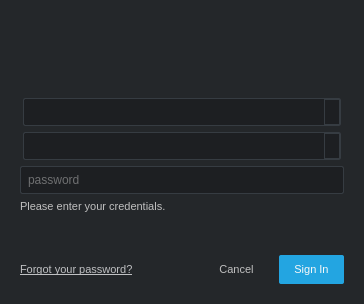
The window that python/tk-core/python/tank/authentication/resources/login_dialog.ui (shotgunsoftware/tk-framework-desktopstartup) describes before a commit, drawn with Qt 5.
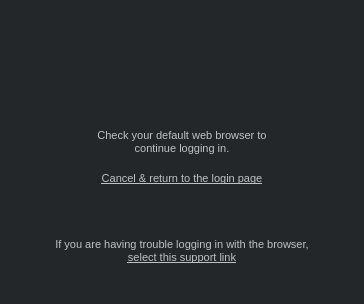
The same window after the commit. The open tabs and pages were chosen to show the change. Icons and pictures are not drawn. Custom widgets are drawn as their Qt base class.

```diff
--- a/python/tk-core/python/tank/authentication/resources/login_dialog.ui
+++ b/python/tk-core/python/tank/authentication/resources/login_dialog.ui
@@ -23,7 +23,7 @@
    <string notr="true">
 QWidget
 {
-    background-color:  rgb(36, 39, 42);
+    background-color: rgb(36, 39, 42);
     color: rgb(192, 192, 192);
     selection-background-color: rgb(168, 123, 43);
     selection-color: rgb(230, 230, 230);
@@ -33,25 +33,64 @@
 QPushButton
 {
     background-color: transparent;
+    border: 1px solid transparent;
     border-radius: 2px;
     padding: 8px;
     padding-left: 15px;
     padding-right: 15px;
 }
 
+QPushButton::menu-indicator {
+    subcontrol-position: right center;
+}
+
+QPushButton QMenu::item {
+    padding: 15px;
+    border: 1px solid transparent;
+}
+
+QPushButton QMenu::item:disabled {
+    color: rgb(160, 160, 160);
+    font-style: italic;
+}
+
+QPushButton QMenu::item:selected {
+    border-color: rgb(54, 60, 66);
+}
+
+QPushButton QMenu::item:pressed
+{
+    border-color: rgb(192, 192, 192);
+}
+
 QLineEdit, QComboBox
 {
     background-color: rgb(29, 31, 34);
     border: 1px solid rgb(54, 60, 66);
     border-radius: 2px;
     padding: 5px;
-     font-size: 12px;
+    font-size: 12px;
 }
 
 QComboBox
 {
-    margin-left: 3;
-    margin-right: 3
+    margin-left: 3px;
+    margin-right: 3px;
+}
+
+QPushButton:focus
+{
+    border-color: rgb(48, 167, 227);
+    outline: none;
+}
+
+QPushButton:hover {
+    border-color: rgb(54, 60, 66);
+}
+
+QPushButton:pressed
+{
+    border-color: rgb(192, 192, 192);
 }
 
 QComboBox:focus, QLineEdit:focus
@@ -65,17 +104,15 @@
 
 QComboBox:down-arrow {
     image: url(:/shotgun_authentication/down-arrow.png);
-
 }
 
-QLineEdit:Disabled {
+QLineEdit:disabled {
     background-color: rgb(60, 60, 60);
     color: rgb(160, 160, 160);
 }
 
 QComboBox::drop-down:disabled {
     border-width: 0px;
-
 }
 
 QComboBox::down-arrow:disabled {
@@ -85,7 +122,25 @@
 QComboBox::disabled {
     background-color: rgb(60, 60, 60);
     color: rgb(160, 160, 160);
-}</string>
+}
+
+QPushButton.main
+{
+    background-color: rgb(35, 165, 225);
+    border-color: rgb(36, 39, 42);
+    color: rgb(248, 248, 248);
+}
+
+QPushButton.main:focus, QPushButton.main:hover
+{
+    border-color: rgb(54, 60, 66);
+}
+
+QPushButton.main:pressed
+{
+    border-color: rgb(248, 248, 248);
+}
+</string>
   </property>
   <property name="modal">
    <bool>true</bool>
@@ -196,7 +251,7 @@
           <item>
            <widget class="QLabel" name="message">
             <property name="sizePolicy">
-             <sizepolicy hsizetype="Preferred" vsizetype="Fixed">
+             <sizepolicy hsizetype="Preferred" vsizetype="Expanding">
               <horstretch>0</horstretch>
               <verstretch>0</verstretch>
              </sizepolicy>
@@ -232,7 +287,7 @@
         </widget>
        </item>
        <item>
-        <layout class="QHBoxLayout" name="button_layout" stretch="0,1,0,0">
+        <layout class="QHBoxLayout" name="button_layout" stretch="0,0,1,0">
          <property name="spacing">
           <number>10</number>
          </property>
@@ -246,12 +301,6 @@
              <property name="cursor">
               <cursorShape>PointingHandCursor</cursorShape>
              </property>
-             <property name="styleSheet">
-              <string notr="true">QWidget
-{
-    color: rgb(192, 193, 195);
-}</string>
-             </property>
              <property name="text">
               <string>&lt;html&gt;&lt;head/&gt;&lt;body&gt;&lt;p&gt;&lt;a href=&quot;http://mystudio.shotgrid.autodesk.com/user/forgot_password&quot;&gt;&lt;span style=&quot; text-decoration: underline; color:#c0c1c3;&quot;&gt;Forgot your password?&lt;/span&gt;&lt;/a&gt;&lt;/p&gt;&lt;/body&gt;&lt;/html&gt;</string>
              </property>
@@ -281,28 +330,8 @@
            </property>
           </spacer>
          </item>
-         <item>
-          <widget class="QPushButton" name="cancel">
-           <property name="styleSheet">
-            <string notr="true"/>
-           </property>
-           <property name="text">
-            <string>Cancel</string>
-           </property>
-           <property name="autoDefault">
-            <bool>false</bool>
-           </property>
-           <property name="flat">
-            <bool>true</bool>
-           </property>
-          </widget>
-         </item>
          <item>
           <widget class="QPushButton" name="sign_in">
-           <property name="styleSheet">
-            <string notr="true">color: rgb(248, 248, 248);
-background-color: rgb(35, 165, 225);</string>
-           </property>
            <property name="text">
             <string>Sign In</string>
            </property>
@@ -678,6 +707,74 @@
        </item>
       </layout>
      </widget>
+     <widget class="QWidget" name="ulf2_page">
+      <layout class="QVBoxLayout" name="verticalLayout_2" stretch="0,0,0,0">
+       <property name="margin">
+        <number>20</number>
+       </property>
+       <item>
+        <widget class="QLabel" name="ulf2_msg">
+         <property name="sizePolicy">
+          <sizepolicy hsizetype="Preferred" vsizetype="Expanding">
+           <horstretch>0</horstretch>
+           <verstretch>0</verstretch>
+          </sizepolicy>
+         </property>
+         <property name="styleSheet">
+          <string notr="true">padding-left: 40px; padding-left: 40px;padding-right: 40px;</string>
+         </property>
+         <property name="text">
+          <string>Check your default web browser to continue logging in.</string>
+         </property>
+         <property name="alignment">
+          <set>Qt::AlignCenter</set>
+         </property>
+         <property name="wordWrap">
+          <bool>true</bool>
+         </property>
+        </widget>
+       </item>
+       <item>
+        <widget class="QLabel" name="ulf2_msg_back">
+         <property name="text">
+          <string>&lt;html&gt;&lt;head/&gt;&lt;body&gt;&lt;p&gt;&lt;a href=&quot;#&quot;&gt;&lt;span style=&quot; text-decoration: underline; color:#c0c1c3;&quot;&gt;Cancel &amp; return to the login page&lt;/span&gt;&lt;/a&gt;&lt;/p&gt;&lt;/body&gt;&lt;/html&gt;</string>
+         </property>
+         <property name="alignment">
+          <set>Qt::AlignCenter</set>
+         </property>
+         <property name="wordWrap">
+          <bool>true</bool>
+         </property>
+        </widget>
+       </item>
+       <item>
+        <spacer name="ulf2_spacer">
+         <property name="orientation">
+          <enum>Qt::Vertical</enum>
+         </property>
+         <property name="sizeHint" stdset="0">
+          <size>
+           <width>20</width>
+           <height>40</height>
+          </size>
+         </property>
+        </spacer>
+       </item>
+       <item>
+        <widget class="QLabel" name="ulf2_msg_help">
+         <property name="text">
+          <string>&lt;html&gt;&lt;head/&gt;&lt;body&gt;&lt;p&gt;If you are having trouble logging in with the browser, &lt;a href=&quot;{url}&quot;&gt;&lt;span style=&quot; text-decoration: underline; color:#c0c1c3;&quot;&gt;select this support link&lt;/span&gt;&lt;/a&gt;&lt;/p&gt;&lt;/body&gt;&lt;/html&gt;</string>
+         </property>
+         <property name="alignment">
+          <set>Qt::AlignCenter</set>
+         </property>
+         <property name="wordWrap">
+          <bool>true</bool>
+         </property>
+        </widget>
+       </item>
+      </layout>
+     </widget>
     </widget>
    </item>
   </layout>
```
Left out of the diff: 117 changed lines with no effect on the pictures.
